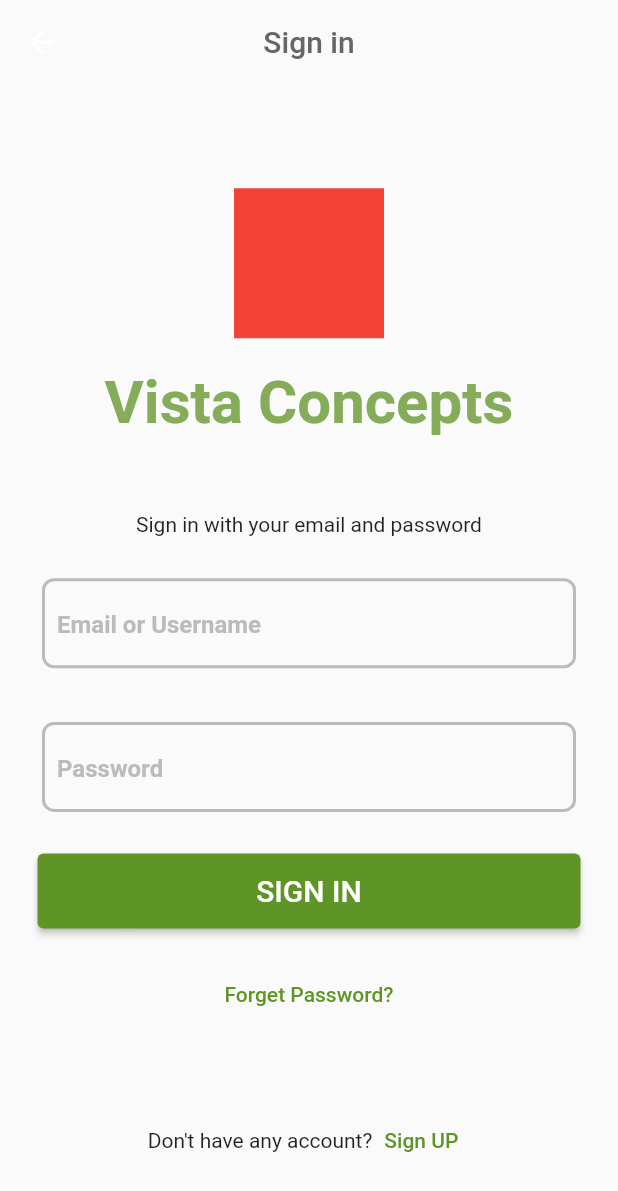
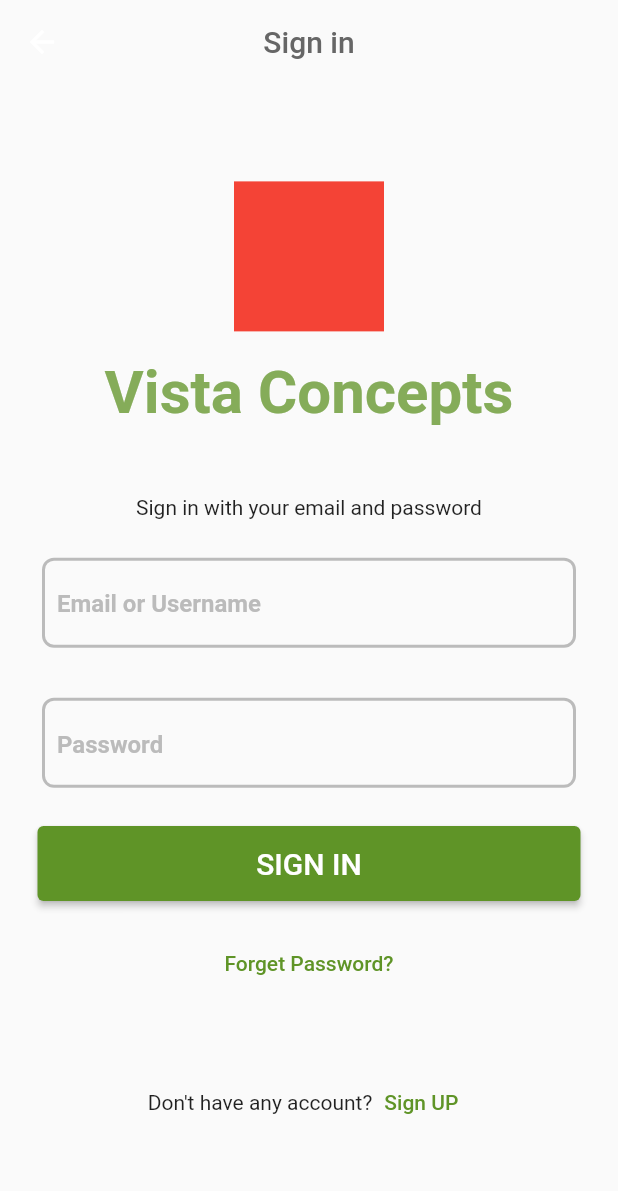
Before and after one commit to SAMIULLAH-KALHORO-DEV/Fiverr_public-Project, a Flutter app: the SignInPage screen opened directly, on a phone screen of 412 x 824 dp. Shown: the top 1191 px of the screen. Run offline on Flutter 3.47's test engine with Material 2 defaults, Android fonts, the light colour scheme and no system bars.

Commit message:
day 2 progressing

```diff
--- a/lib/pages/signin/signinpage.dart
+++ b/lib/pages/signin/signinpage.dart
@@ -57,7 +57,7 @@
                     },
                     style: ElevatedButton.styleFrom(
                         backgroundColor: signUpButtoncolor2),
-                    child: Text(
+                    child:const Text(
                       signinButtontext,
                       style: TextStyle(fontSize: 20),
                     )),
@@ -80,7 +80,8 @@
                         style: TextStyle(color: signUpButtoncolor2),
                       )),
                 ],
-              )
+              ),
+              const SizedBox(height: 10),
             ]),
       ),
     );
```
